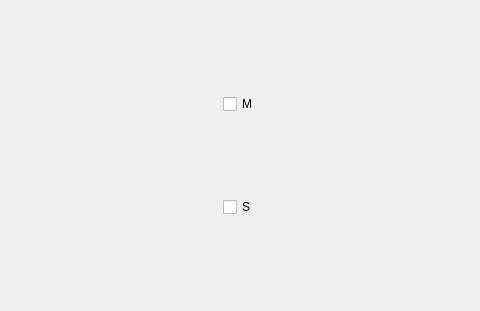
Old version of the form Qt/qt4_seqtrack_widget.ui in the repository kmatheussen/radium; both pictures show x 113 to 593 and y 0 to 311 of the 708 by 311 pixel window.
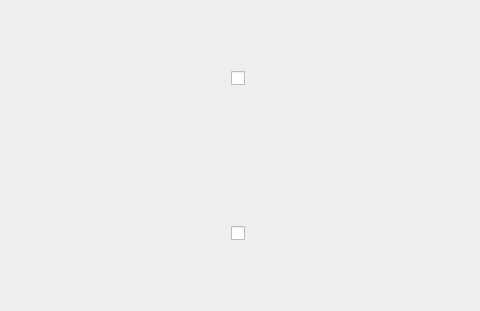
New version of the form.

What changed in the file:
```diff
--- a/Qt/qt4_seqtrack_widget.ui
+++ b/Qt/qt4_seqtrack_widget.ui
@@ -14,6 +14,21 @@
    <string>Form</string>
   </property>
   <layout class="QHBoxLayout" name="main_layout">
+   <property name="spacing">
+    <number>0</number>
+   </property>
+   <property name="leftMargin">
+    <number>0</number>
+   </property>
+   <property name="topMargin">
+    <number>0</number>
+   </property>
+   <property name="rightMargin">
+    <number>0</number>
+   </property>
+   <property name="bottomMargin">
+    <number>0</number>
+   </property>
    <item>
     <widget class="QWidget" name="verticalWidget" native="true">
      <property name="sizePolicy">
@@ -40,6 +55,18 @@
       </property>
       <item>
        <widget class="QCheckBox" name="mute_button">
+        <property name="sizePolicy">
+         <sizepolicy hsizetype="Fixed" vsizetype="Minimum">
+          <horstretch>0</horstretch>
+          <verstretch>0</verstretch>
+         </sizepolicy>
+        </property>
+        <property name="maximumSize">
+         <size>
+          <width>20</width>
+          <height>16777215</height>
+         </size>
+        </property>
         <property name="text">
          <string>M</string>
         </property>
@@ -47,6 +74,18 @@
       </item>
       <item>
        <widget class="QCheckBox" name="solo_button">
+        <property name="sizePolicy">
+         <sizepolicy hsizetype="Fixed" vsizetype="Minimum">
+          <horstretch>0</horstretch>
+          <verstretch>0</verstretch>
+         </sizepolicy>
+        </property>
+        <property name="maximumSize">
+         <size>
+          <width>20</width>
+          <height>16777215</height>
+         </size>
+        </property>
         <property name="text">
          <string>S</string>
         </property>
```
